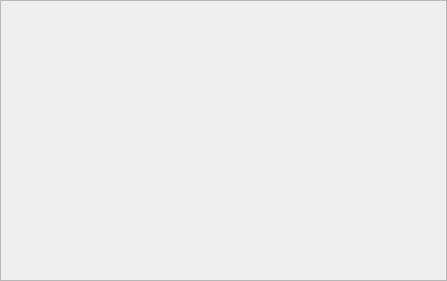
Old version of the form fat/childwindow.ui in the repository luigivieira/F3.
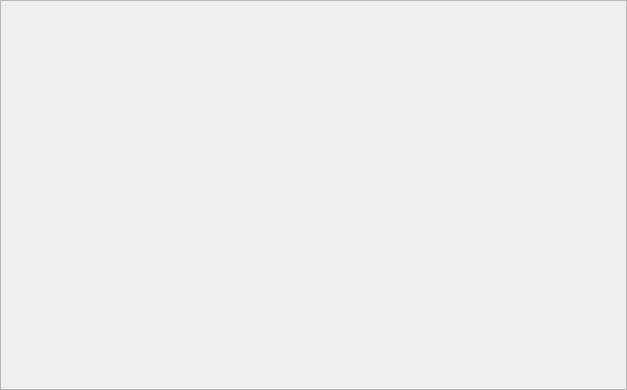
New version of the form.

What changed in the file:
```diff
--- a/fat/childwindow.ui
+++ b/fat/childwindow.ui
@@ -1,13 +1,13 @@
 <?xml version="1.0" encoding="UTF-8"?>
 <ui version="4.0">
  <class>ChildWindow</class>
- <widget class="QScrollArea" name="ChildWindow">
+ <widget class="QWidget" name="ChildWindow">
   <property name="geometry">
    <rect>
     <x>0</x>
     <y>0</y>
-    <width>447</width>
-    <height>281</height>
+    <width>627</width>
+    <height>390</height>
    </rect>
   </property>
   <property name="windowTitle">
@@ -29,16 +29,40 @@
    <property name="bottomMargin">
     <number>0</number>
    </property>
+   <item row="0" column="0">
+    <widget class="QScrollArea" name="scrollArea">
+     <property name="widgetResizable">
+      <bool>true</bool>
+     </property>
+     <property name="alignment">
+      <set>Qt::AlignCenter</set>
+     </property>
+     <widget class="QWidget" name="contents">
+      <property name="geometry">
+       <rect>
+        <x>0</x>
+        <y>0</y>
+        <width>625</width>
+        <height>388</height>
+       </rect>
+      </property>
+      <layout class="QGridLayout" name="gridLayout_2">
+       <item row="0" column="0" alignment="Qt::AlignHCenter|Qt::AlignVCenter">
+        <widget class="QLabel" name="image">
+         <property name="text">
+          <string/>
+         </property>
+         <property name="alignment">
+          <set>Qt::AlignCenter</set>
+         </property>
+        </widget>
+       </item>
+      </layout>
+     </widget>
+    </widget>
+   </item>
   </layout>
  </widget>
- <customwidgets>
-  <customwidget>
-   <class>QMdiSubWindow</class>
-   <extends>QWidget</extends>
-   <header>qmdisubwindow.h</header>
-   <container>1</container>
-  </customwidget>
- </customwidgets>
  <resources/>
  <connections/>
 </ui>
```
Left out of the diff: 3 changed lines with no effect on the pictures.
